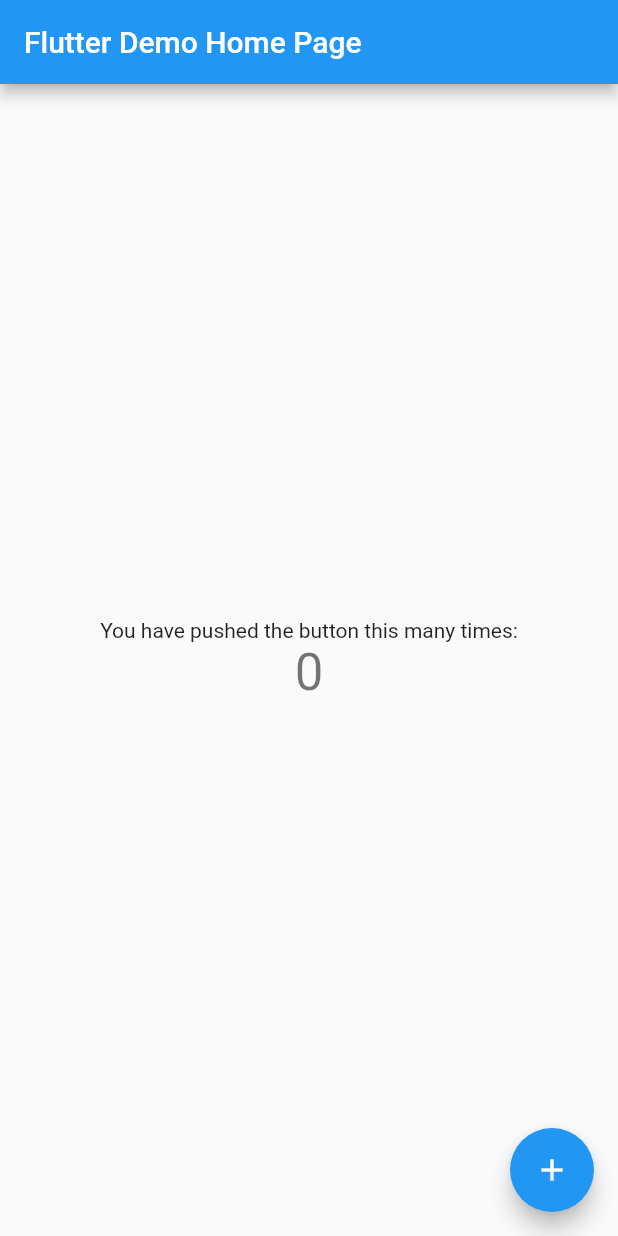
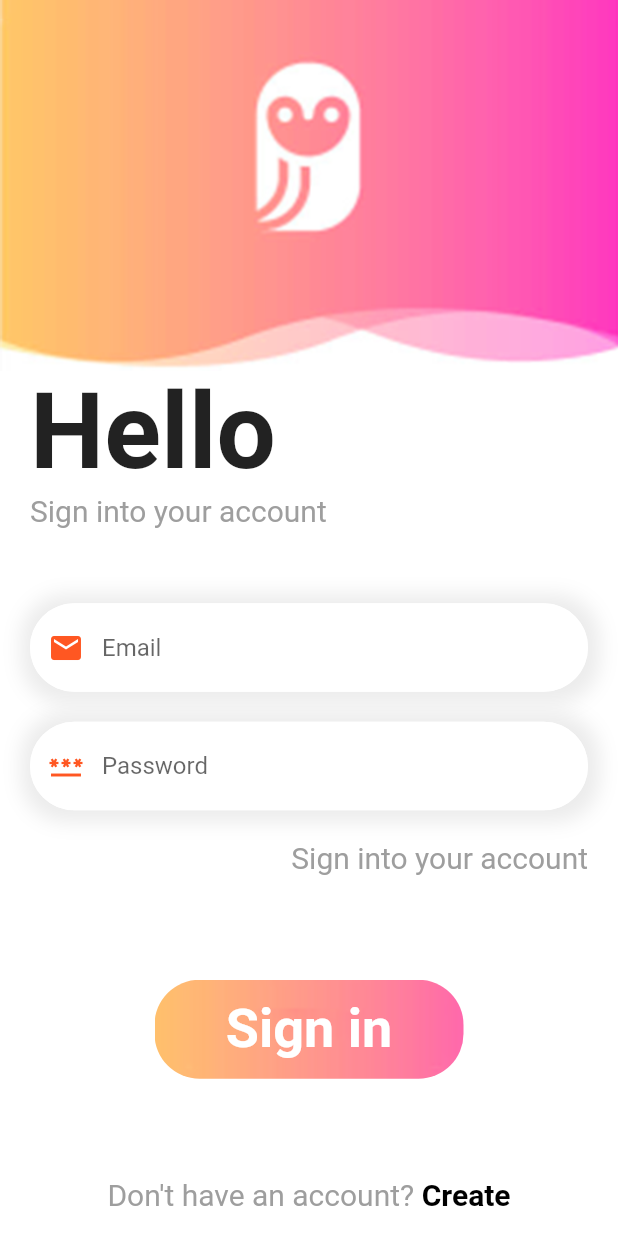
Before and after one commit to Hattaii/flutter-firebase, a Flutter app: the screen it shows after launch, on a phone screen of 412 x 824 dp. Run offline on Flutter 3.47's test engine with Material 2 defaults, Android fonts, the phone set to English and light mode, and no system bars; our stand-ins replace get.

Commit message:
results after first part of the tutorial

```diff
--- /dev/null
+++ b/lib/login_page.dart
@@ -0,0 +1,192 @@
+import 'package:flutter/cupertino.dart';
+import 'package:flutter/gestures.dart';
+import 'package:flutter/material.dart';
+import 'package:flutter_app/signup_page.dart';
+import 'package:get/get.dart';
+import 'package:get/get_core/src/get_main.dart';
+
+class LoginPage extends StatefulWidget {
+  const LoginPage({Key? key}) : super(key: key);
+
+  @override
+  State<LoginPage> createState() => _LoginPageState();
+}
+
+class _LoginPageState extends State<LoginPage> {
+  @override
+  Widget build(BuildContext context) {
+    double w = MediaQuery.of(context).size.width;
+    double h = MediaQuery.of(context).size.height;
+    return Scaffold(
+      backgroundColor: Colors.white,
+      body: Column(
+        children: [
+          Container(
+            width: w,
+            height: h*0.3,
+            decoration: BoxDecoration(
+              image: DecorationImage(
+                image: AssetImage(
+                  "img/loginimg.png"
+                ),
+                fit: BoxFit.cover
+              )
+            ),
+          ),
+          Container(
+            width: w,
+            margin: const EdgeInsets.only(left: 20, right: 20),
+            child: Column(
+              crossAxisAlignment: CrossAxisAlignment.start,
+              children: [
+                Text(
+                  "Hello",
+                  style: TextStyle(
+                    fontSize: 70,
+                    fontWeight: FontWeight.bold
+                  ),
+                ),
+                Text(
+                  "Sign into your account",
+                  style: TextStyle(
+                      fontSize: 20,
+                      color: Colors.grey[500]
+                  ),
+                ),
+                SizedBox(height: 50,),
+                Container(
+                  decoration: BoxDecoration(
+                    color: Colors.white,
+                    borderRadius: BorderRadius.circular(30),
+                    boxShadow: [
+                      BoxShadow(
+                        blurRadius: 10,
+                        spreadRadius: 7,
+                        offset: Offset(1,1),
+                        color: Colors.grey.withOpacity(0.2)
+                      )
+                    ]
+                  ),
+                  child: TextField(
+                    decoration: InputDecoration(
+                        hintText: "Email",
+                        prefixIcon: Icon(Icons.email, color: Colors.deepOrange,),
+                      focusedBorder: OutlineInputBorder(
+                        borderRadius: BorderRadius.circular(30),
+                        borderSide: BorderSide(
+                          color: Colors.white,
+                        )
+                      ),
+                        enabledBorder: OutlineInputBorder(
+                            borderRadius: BorderRadius.circular(30),
+                            borderSide: BorderSide(
+                              color: Colors.white,
+                            )
+                        ),
+                      border: OutlineInputBorder(
+                        borderRadius: BorderRadius.circular(30)
+                      )
+                    ),
+                  ),
+                ),
+                SizedBox(height: 20,),
+                Container(
+                  decoration: BoxDecoration(
+                      color: Colors.white,
+                      borderRadius: BorderRadius.circular(30),
+                      boxShadow: [
+                        BoxShadow(
+                            blurRadius: 10,
+                            spreadRadius: 7,
+                            offset: Offset(1,1),
+                            color: Colors.grey.withOpacity(0.2)
+                        )
+                      ]
+                  ),
+                  child: TextField(
+                    decoration: InputDecoration(
+                        hintText: "Password",
+                        prefixIcon: Icon(Icons.password_outlined, color: Colors.deepOrange,),
+                        focusedBorder: OutlineInputBorder(
+                            borderRadius: BorderRadius.circular(30),
+                            borderSide: BorderSide(
+                              color: Colors.white,
+                            )
+                        ),
+                        enabledBorder: OutlineInputBorder(
+                            borderRadius: BorderRadius.circular(30),
+                            borderSide: BorderSide(
+                              color: Colors.white,
+                            )
+                        ),
+                        border: OutlineInputBorder(
+                            borderRadius: BorderRadius.circular(30)
+                        )
+                    ),
+                  ),
+                ),
+                SizedBox(height: 20,),
+                Row(
+                  children: [
+                    Expanded(child: Container(),),
+                    Text(
+                      "Sign into your account",
+                      style: TextStyle(
+                          fontSize: 20,
+                          color: Colors.grey[500]
+                      ),
+                    ),
+                  ],
+                ),
+              ],
+            ),
+          ),
+          SizedBox(height: 70,),
+          Container(
+            width: w*0.5,
+            height: h*0.08,
+            decoration: BoxDecoration(
+              borderRadius: BorderRadius.circular(30),
+                image: DecorationImage(
+                    image: AssetImage(
+                        "img/loginbtn.png"
+                    ),
+                    fit: BoxFit.cover
+                )
+            ),
+            child: Center(
+              child: Text(
+                "Sign in",
+                style: TextStyle(
+                    fontSize: 36,
+                    fontWeight: FontWeight.bold,
+                  color: Colors.white,
+                ),
+              ),
+            ),
+          ),
+          SizedBox(height:w*0.16),
+          RichText(text: TextSpan(
+            text: "Don\'t have an account?",
+            style: TextStyle(
+              color: Colors.grey[500],
+              fontSize: 20
+            ),
+            children: [
+              TextSpan(
+                text: " Create",
+                style: TextStyle(
+                  color: Colors.black,
+                  fontSize: 20,
+                  fontWeight: FontWeight.bold
+                ),
+                recognizer: TapGestureRecognizer()..onTap=()=>Get.to(()=>SignUpPage())
+              )
+            ]
+          )
+          )
+        ],
+      ),
+    );
+  }
+}
--- a/lib/main.dart
+++ b/lib/main.dart
@@ -1,4 +1,8 @@
 import 'package:flutter/material.dart';
+import 'package:flutter_app/login_page.dart';
+import 'package:flutter_app/signup_page.dart';
+import 'package:flutter_app/welcome_page.dart';
+import 'package:get/get_navigation/src/root/get_material_app.dart';
 
 void main() {
   runApp(const MyApp());
@@ -10,106 +14,12 @@ class MyApp extends StatelessWidget {
   // This widget is the root of your application.
   @override
   Widget build(BuildContext context) {
-    return MaterialApp(
+    return GetMaterialApp(
       title: 'Flutter Demo',
       theme: ThemeData(
-        // This is the theme of your application.
-        //
-        // Try running your application with "flutter run". You'll see the
-        // application has a blue toolbar. Then, without quitting the app, try
-        // changing the primarySwatch below to Colors.green and then invoke
-        // "hot reload" (press "r" in the console where you ran "flutter run",
-        // or simply save your changes to "hot reload" in a Flutter IDE).
-        // Notice that the counter didn't reset back to zero; the application
-        // is not restarted.
         primarySwatch: Colors.blue,
       ),
-      home: const MyHomePage(title: 'Flutter Demo Home Page'),
+      home: LoginPage(),
     );
   }
 }
-
-class MyHomePage extends StatefulWidget {
-  const MyHomePage({Key? key, required this.title}) : super(key: key);
-
-  // This widget is the home page of your application. It is stateful, meaning
-  // that it has a State object (defined below) that contains fields that affect
-  // how it looks.
-
-  // This class is the configuration for the state. It holds the values (in this
-  // case the title) provided by the parent (in this case the App widget) and
-  // used by the build method of the State. Fields in a Widget subclass are
-  // always marked "final".
-
-  final String title;
-
-  @override
-  State<MyHomePage> createState() => _MyHomePageState();
-}
-
-class _MyHomePageState extends State<MyHomePage> {
-  int _counter = 0;
-
-  void _incrementCounter() {
-    setState(() {
-      // This call to setState tells the Flutter framework that something has
-      // changed in this State, which causes it to rerun the build method below
-      // so that the display can reflect the updated values. If we changed
-      // _counter without calling setState(), then the build method would not be
-      // called again, and so nothing would appear to happen.
-      _counter++;
-    });
-  }
-
-  @override
-  Widget build(BuildContext context) {
-    // This method is rerun every time setState is called, for instance as done
-    // by the _incrementCounter method above.
-    //
-    // The Flutter framework has been optimized to make rerunning build methods
-    // fast, so that you can just rebuild anything that needs updating rather
-    // than having to individually change instances of widgets.
-    return Scaffold(
-      appBar: AppBar(
-        // Here we take the value from the MyHomePage object that was created by
-        // the App.build method, and use it to set our appbar title.
-        title: Text(widget.title),
-      ),
-      body: Center(
-        // Center is a layout widget. It takes a single child and positions it
-        // in the middle of the parent.
-        child: Column(
-          // Column is also a layout widget. It takes a list of children and
-          // arranges them vertically. By default, it sizes itself to fit its
-          // children horizontally, and tries to be as tall as its parent.
-          //
-          // Invoke "debug painting" (press "p" in the console, choose the
-          // "Toggle Debug Paint" action from the Flutter Inspector in Android
-          // Studio, or the "Toggle Debug Paint" command in Visual Studio Code)
-          // to see the wireframe for each widget.
-          //
-          // Column has various properties to control how it sizes itself and
-          // how it positions its children. Here we use mainAxisAlignment to
-          // center the children vertically; the main axis here is the vertical
-          // axis because Columns are vertical (the cross axis would be
-          // horizontal).
-          mainAxisAlignment: MainAxisAlignment.center,
-          children: <Widget>[
-            const Text(
-              'You have pushed the button this many times:',
-            ),
-            Text(
-              '$_counter',
-              style: Theme.of(context).textTheme.headline4,
-            ),
-          ],
-        ),
-      ),
-      floatingActionButton: FloatingActionButton(
-        onPressed: _incrementCounter,
-        tooltip: 'Increment',
-        child: const Icon(Icons.add),
-      ), // This trailing comma makes auto-formatting nicer for build methods.
-    );
-  }
-}
--- a/pubspec.yaml
+++ b/pubspec.yaml
@@ -34,7 +34,7 @@ dependencies:
   # The following adds the Cupertino Icons font to your application.
   # Use with the CupertinoIcons class for iOS style icons.
   cupertino_icons: ^1.0.2
-
+  get:
 dev_dependencies:
   flutter_test:
     sdk: flutter
@@ -58,8 +58,8 @@ flutter:
   uses-material-design: true
 
   # To add assets to your application, add an assets section, like this:
-  # assets:
-  #   - images/a_dot_burr.jpeg
+  assets:
+    - img/
   #   - images/a_dot_ham.jpeg
 
   # An image asset can refer to one or more resolution-specific "variants", see
```
Also changed, not shown: lib/signup_page.dart (added, +207 -0 lines), lib/welcome_page.dart (added, +92 -0 lines), img/f.png (added), img/g.png (added), img/loginbtn.png (added), img/loginimg.png (added), img/profile.png (added), img/profile1.png (added), img/signup.png (added), img/t.png (added), pubspec.lock.
